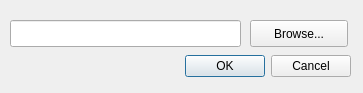
Before: the Qt Designer form banskel/fileinput.ui in ponceta/qgisws, drawn with Qt 5.
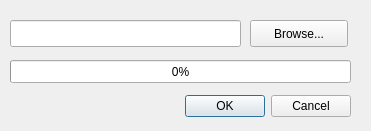
After: the same form once the commit is applied.

Commit message: utilisation d'un generateur et d'un qthread pour faire la conversion entache de fond avec notification dans progressbar

```diff
--- a/banskel/fileinput.ui
+++ b/banskel/fileinput.ui
@@ -6,8 +6,8 @@
    <rect>
     <x>0</x>
     <y>0</y>
-    <width>363</width>
-    <height>93</height>
+    <width>371</width>
+    <height>131</height>
    </rect>
   </property>
   <property name="windowTitle">
@@ -17,7 +17,7 @@
    <property name="geometry">
     <rect>
      <x>10</x>
-     <y>50</y>
+     <y>90</y>
      <width>341</width>
      <height>32</height>
     </rect>
@@ -52,6 +52,19 @@
     </rect>
    </property>
   </widget>
+  <widget class="QProgressBar" name="progressBar">
+   <property name="geometry">
+    <rect>
+     <x>10</x>
+     <y>60</y>
+     <width>341</width>
+     <height>23</height>
+    </rect>
+   </property>
+   <property name="value">
+    <number>0</number>
+   </property>
+  </widget>
  </widget>
  <resources/>
  <connections>
```
The commit also changes 2 other files.
